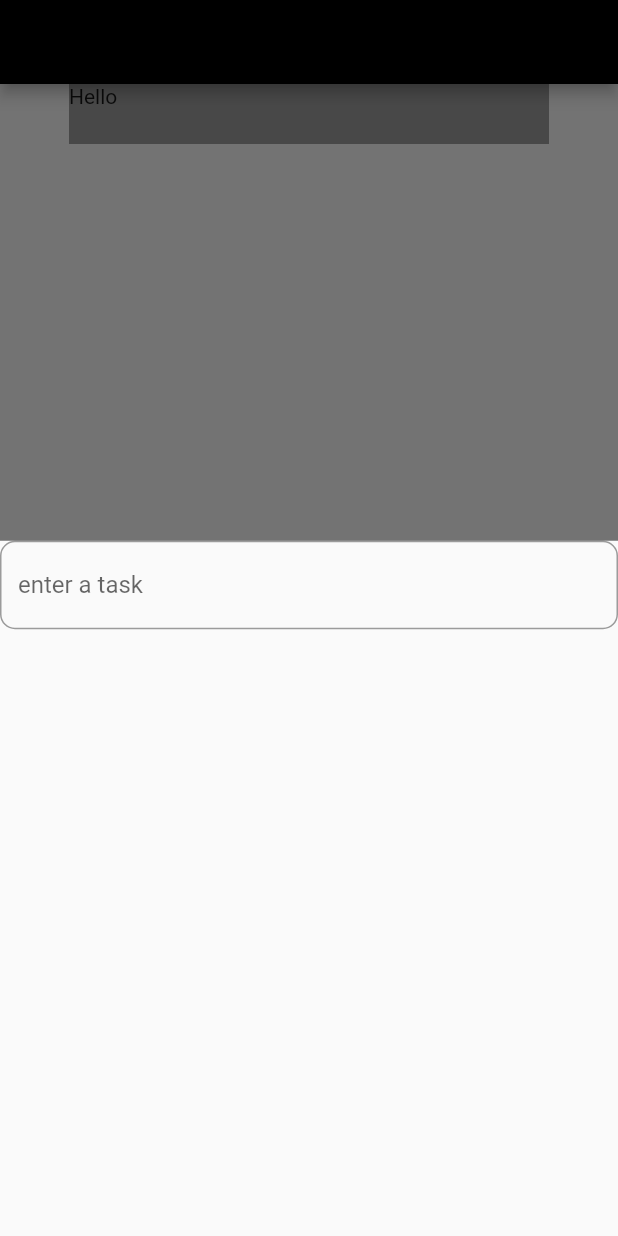
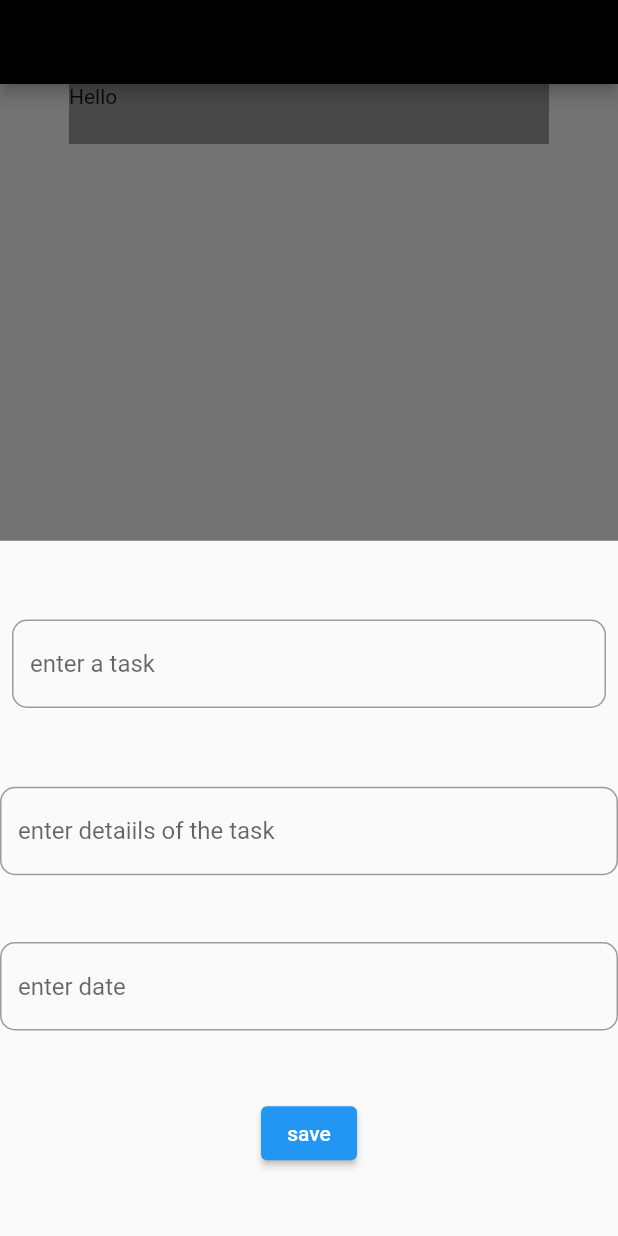
Before and after one commit to Nived-Manoj/to_do, a Flutter app: the screen it shows after launch, after a tap on the "add" icon, on a phone screen of 412 x 824 dp. Run offline on Flutter 3.47's test engine with Material 2 defaults, Android fonts, the phone set to English and light mode, and no system bars; our stand-ins replace hive_flutter; accounts and stored records are empty.

Commit message:
initial commit

```diff
--- a/lib/home_screen.dart
+++ b/lib/home_screen.dart
@@ -1,8 +1,15 @@
 import 'package:flutter/material.dart';
+import 'package:hive_flutter/hive_flutter.dart';
 
-class HomeScreen extends StatelessWidget {
+class HomeScreen extends StatefulWidget {
   const HomeScreen({super.key});
 
+  @override
+  State<HomeScreen> createState() => _HomeScreenState();
+}
+
+class _HomeScreenState extends State<HomeScreen> {
+  var box = Hive.box('myBox');
   @override
   Widget build(BuildContext context) {
     return Scaffold(
@@ -25,13 +32,30 @@ class HomeScreen extends StatelessWidget {
           showModalBottomSheet(
               context: context,
               builder: (context) => Column(
+                    mainAxisAlignment: MainAxisAlignment.spaceEvenly,
                     children: [
+                      Padding(
+                        padding: const EdgeInsets.all(8.0),
+                        child: TextField(
+                          decoration: InputDecoration(
+                              border: OutlineInputBorder(
+                                  borderRadius: BorderRadius.circular(10)),
+                              hintText: "enter a task"),
+                        ),
+                      ),
                       TextField(
                         decoration: InputDecoration(
                             border: OutlineInputBorder(
                                 borderRadius: BorderRadius.circular(10)),
-                            hintText: "enter a task"),
-                      )
+                            hintText: "enter detaiils of the task"),
+                      ),
+                      TextField(
+                        decoration: InputDecoration(
+                            border: OutlineInputBorder(
+                                borderRadius: BorderRadius.circular(10)),
+                            hintText: "enter date"),
+                      ),
+                      ElevatedButton(onPressed: () {}, child: Text("save"))
                     ],
                   ));
         },
--- a/lib/main.dart
+++ b/lib/main.dart
@@ -1,7 +1,9 @@
 import 'package:flutter/material.dart';
+import 'package:hive_flutter/hive_flutter.dart';
 import 'package:to_do/home_screen.dart';
 
-void main() {
+Future<void> main() async {
+  var box = await Hive.openBox('myBox');
   runApp(MyApp());
 }
 
@@ -11,6 +13,7 @@ class MyApp extends StatelessWidget {
   @override
   Widget build(BuildContext context) {
     return MaterialApp(
+      debugShowCheckedModeBanner: false,
       home: HomeScreen(),
     );
   }
--- a/pubspec.yaml
+++ b/pubspec.yaml
@@ -35,6 +35,8 @@ dependencies:
   # The following adds the Cupertino Icons font to your application.
   # Use with the CupertinoIcons class for iOS style icons.
   cupertino_icons: ^1.0.2
+  hive: ^2.2.3
+  hive_flutter: ^1.1.0
 
 dev_dependencies:
   flutter_test:
```
Also changed, not shown: pubspec.lock.
